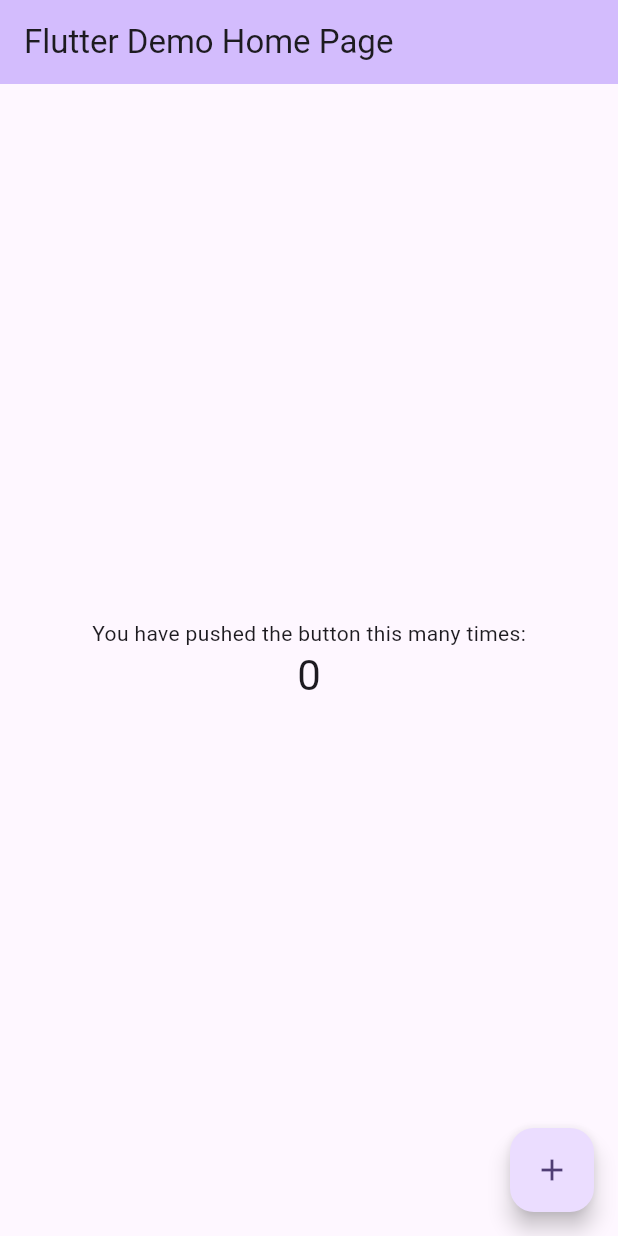
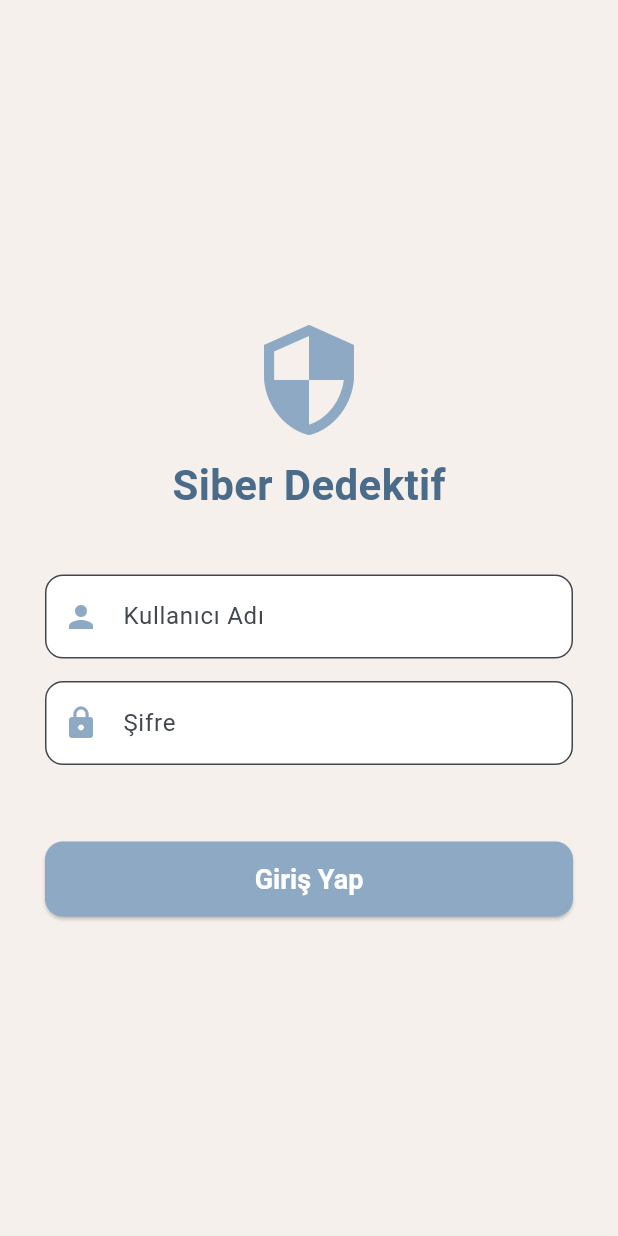
Before and after one commit to wso-6/ceit_project, a Flutter app: the screen it shows after launch, on a phone screen of 412 x 824 dp. Run offline on Flutter 3.47's test engine with Material 3 defaults, Android fonts, the phone set to English and light mode, and no system bars.

Commit message:
giris ekrani ve ana sablon

```diff
--- a/lib/main.dart
+++ b/lib/main.dart
@@ -1,122 +1,206 @@
 import 'package:flutter/material.dart';
 
 void main() {
-  runApp(const MyApp());
+  runApp(MyApp());
 }
 
 class MyApp extends StatelessWidget {
   const MyApp({super.key});
 
-  // This widget is the root of your application.
   @override
   Widget build(BuildContext context) {
     return MaterialApp(
-      title: 'Flutter Demo',
+      debugShowCheckedModeBanner: false,
+      title: 'Siber Dedektif',
       theme: ThemeData(
-        // This is the theme of your application.
-        //
-        // TRY THIS: Try running your application with "flutter run". You'll see
-        // the application has a purple toolbar. Then, without quitting the app,
-        // try changing the seedColor in the colorScheme below to Colors.green
-        // and then invoke "hot reload" (save your changes or press the "hot
-        // reload" button in a Flutter-supported IDE, or press "r" if you used
-        // the command line to start the app).
-        //
-        // Notice that the counter didn't reset back to zero; the application
-        // state is not lost during the reload. To reset the state, use hot
-        // restart instead.
-        //
-        // This works for code too, not just values: Most code changes can be
-        // tested with just a hot reload.
-        colorScheme: .fromSeed(seedColor: Colors.deepPurple),
+        scaffoldBackgroundColor: Color(0xFFF5F0EB),
+        colorScheme: ColorScheme.fromSeed(seedColor: Color(0xFF8DA9C4)),
+        appBarTheme: AppBarTheme(
+          backgroundColor: Color(0xFF8DA9C4),
+          foregroundColor: Colors.white,
+          centerTitle: true,
+        ),
       ),
-      home: const MyHomePage(title: 'Flutter Demo Home Page'),
+      home: LoginScreen(),
     );
   }
 }
 
-class MyHomePage extends StatefulWidget {
-  const MyHomePage({super.key, required this.title});
-
-  // This widget is the home page of your application. It is stateful, meaning
-  // that it has a State object (defined below) that contains fields that affect
-  // how it looks.
-
-  // This class is the configuration for the state. It holds the values (in this
-  // case the title) provided by the parent (in this case the App widget) and
-  // used by the build method of the State. Fields in a Widget subclass are
-  // always marked "final".
-
-  final String title;
+class LoginScreen extends StatefulWidget {
+  const LoginScreen({super.key});
 
   @override
-  State<MyHomePage> createState() => _MyHomePageState();
+  State<LoginScreen> createState() => _LoginScreenState();
 }
 
-class _MyHomePageState extends State<MyHomePage> {
-  int _counter = 0;
+class _LoginScreenState extends State<LoginScreen> {
+  final TextEditingController _usernameController = TextEditingController();
+  final TextEditingController _passwordController = TextEditingController();
+  String _message = '';
 
-  void _incrementCounter() {
-    setState(() {
-      // This call to setState tells the Flutter framework that something has
-      // changed in this State, which causes it to rerun the build method below
-      // so that the display can reflect the updated values. If we changed
-      // _counter without calling setState(), then the build method would not be
-      // called again, and so nothing would appear to happen.
-      _counter++;
-    });
+  void _login() {
+    String username = _usernameController.text.trim();
+    String password = _passwordController.text.trim();
+
+    if (username.isEmpty || password.isEmpty) {
+      setState(() {
+        _message = 'Lütfen tüm alanları doldurun!';
+      });
+    } else if (username == 'admin' && password == '1234') {
+      Navigator.pushReplacement(
+        context,
+        MaterialPageRoute(builder: (context) => HomeScreen(username: username)),
+      );
+    } else {
+      setState(() {
+        _message = 'Kullanıcı adı veya şifre hatalı!';
+      });
+    }
   }
 
   @override
   Widget build(BuildContext context) {
-    // This method is rerun every time setState is called, for instance as done
-    // by the _incrementCounter method above.
-    //
-    // The Flutter framework has been optimized to make rerunning build methods
-    // fast, so that you can just rebuild anything that needs updating rather
-    // than having to individually change instances of widgets.
     return Scaffold(
-      appBar: AppBar(
-        // TRY THIS: Try changing the color here to a specific color (to
-        // Colors.amber, perhaps?) and trigger a hot reload to see the AppBar
-        // change color while the other colors stay the same.
-        backgroundColor: Theme.of(context).colorScheme.inversePrimary,
-        // Here we take the value from the MyHomePage object that was created by
-        // the App.build method, and use it to set our appbar title.
-        title: Text(widget.title),
-      ),
       body: Center(
-        // Center is a layout widget. It takes a single child and positions it
-        // in the middle of the parent.
-        child: Column(
-          // Column is also a layout widget. It takes a list of children and
-          // arranges them vertically. By default, it sizes itself to fit its
-          // children horizontally, and tries to be as tall as its parent.
-          //
-          // Column has various properties to control how it sizes itself and
-          // how it positions its children. Here we use mainAxisAlignment to
-          // center the children vertically; the main axis here is the vertical
-          // axis because Columns are vertical (the cross axis would be
-          // horizontal).
-          //
-          // TRY THIS: Invoke "debug painting" (choose the "Toggle Debug Paint"
-          // action in the IDE, or press "p" in the console), to see the
-          // wireframe for each widget.
-          mainAxisAlignment: .center,
-          children: [
-            const Text('You have pushed the button this many times:'),
-            Text(
-              '$_counter',
-              style: Theme.of(context).textTheme.headlineMedium,
-            ),
-          ],
+        child: SingleChildScrollView(
+          padding: EdgeInsets.all(30),
+          child: Column(
+            mainAxisAlignment: MainAxisAlignment.center,
+            children: [
+              Icon(Icons.security, size: 80, color: Color(0xFF8DA9C4)),
+              SizedBox(height: 10),
+              Text(
+                'Siber Dedektif',
+                style: TextStyle(
+                  fontSize: 28,
+                  fontWeight: FontWeight.bold,
+                  color: Color(0xFF4A6B8A),
+                ),
+              ),
+              SizedBox(height: 40),
+              TextField(
+                controller: _usernameController,
+                decoration: InputDecoration(
+                  labelText: 'Kullanıcı Adı',
+                  prefixIcon: Icon(Icons.person, color: Color(0xFF8DA9C4)),
+                  border: OutlineInputBorder(
+                    borderRadius: BorderRadius.circular(12),
+                  ),
+                  filled: true,
+                  fillColor: Colors.white,
+                ),
+              ),
+              SizedBox(height: 15),
+              TextField(
+                controller: _passwordController,
+                obscureText: true,
+                decoration: InputDecoration(
+                  labelText: 'Şifre',
+                  prefixIcon: Icon(Icons.lock, color: Color(0xFF8DA9C4)),
+                  border: OutlineInputBorder(
+                    borderRadius: BorderRadius.circular(12),
+                  ),
+                  filled: true,
+                  fillColor: Colors.white,
+                ),
+              ),
+              SizedBox(height: 10),
+              Text(_message, style: TextStyle(color: Colors.red, fontSize: 14)),
+              SizedBox(height: 20),
+              SizedBox(
+                width: double.infinity,
+                height: 50,
+                child: ElevatedButton(
+                  onPressed: _login,
+                  style: ElevatedButton.styleFrom(
+                    backgroundColor: Color(0xFF8DA9C4),
+                    foregroundColor: Colors.white,
+                    shape: RoundedRectangleBorder(
+                      borderRadius: BorderRadius.circular(12),
+                    ),
+                    textStyle: TextStyle(
+                      fontSize: 18,
+                      fontWeight: FontWeight.bold,
+                    ),
+                  ),
+                  child: Text('Giriş Yap'),
+                ),
+              ),
+            ],
+          ),
         ),
-      ),
-      floatingActionButton: FloatingActionButton(
-        onPressed: _incrementCounter,
-        tooltip: 'Increment',
-        child: const Icon(Icons.add),
       ),
     );
   }
 }
+
+class HomeScreen extends StatefulWidget {
+  final String username;
+  const HomeScreen({super.key, required this.username});
+
+  @override
+  State<HomeScreen> createState() => _HomeScreenState();
+}
+
+class _HomeScreenState extends State<HomeScreen> {
+  int _currentIndex = 0;
+
+  List<Widget> get _pages => [
+    const Center(child: Text('📘 Ders Bölümü', style: TextStyle(fontSize: 24))),
+    const Center(child: Text('❓ Quiz Bölümü', style: TextStyle(fontSize: 24))),
+    const Center(child: Text('🎮 Oyun Bölümü', style: TextStyle(fontSize: 24))),
+    Center(
+      child: Column(
+        mainAxisAlignment: MainAxisAlignment.center,
+        children: [
+          Icon(Icons.person, size: 80, color: Color(0xFF8DA9C4)),
+          SizedBox(height: 10),
+          Text('Kullanıcı: ${widget.username}', style: TextStyle(fontSize: 18)),
+          SizedBox(height: 20),
+          ElevatedButton(
+            onPressed: () {
+              Navigator.pushReplacement(
+                context,
+                MaterialPageRoute(builder: (context) => const LoginScreen()),
+              );
+            },
+            style: ElevatedButton.styleFrom(
+              backgroundColor: Colors.red.shade300,
+              foregroundColor: Colors.white,
+            ),
+            child: Text('Çıkış Yap'),
+          ),
+        ],
+      ),
+    ),
+  ];
+
+  @override
+  Widget build(BuildContext context) {
+    return Scaffold(
+      appBar: AppBar(title: Text('Siber Dedektif')),
+      body: _pages[_currentIndex],
+      bottomNavigationBar: BottomNavigationBar(
+        currentIndex: _currentIndex,
+        onTap: (index) {
+          setState(() {
+            _currentIndex = index;
+          });
+        },
+        selectedItemColor: Color(0xFF8DA9C4),
+        unselectedItemColor: Colors.grey,
+        backgroundColor: Colors.white,
+        type: BottomNavigationBarType.fixed,
+        items: const [
+          BottomNavigationBarItem(icon: Icon(Icons.menu_book), label: 'Ders'),
+          BottomNavigationBarItem(icon: Icon(Icons.quiz), label: 'Quiz'),
+          BottomNavigationBarItem(
+            icon: Icon(Icons.videogame_asset),
+            label: 'Oyun',
+          ),
+          BottomNavigationBarItem(icon: Icon(Icons.person), label: 'Profil'),
+        ],
+      ),
+    );
+  }
+}
```
